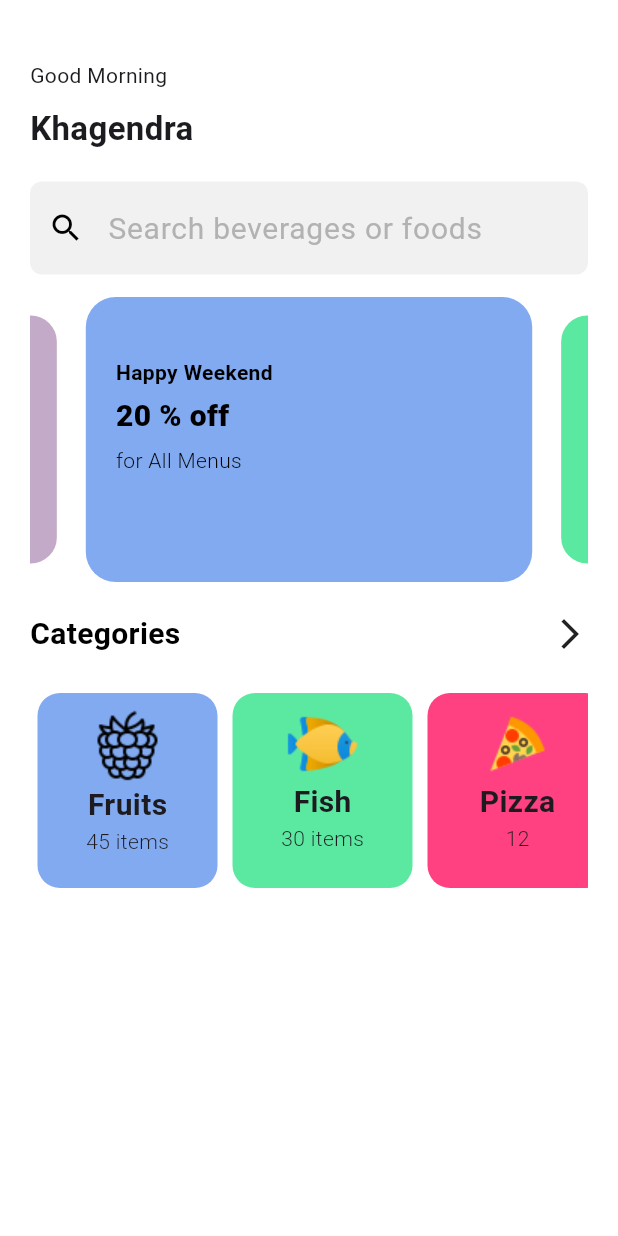
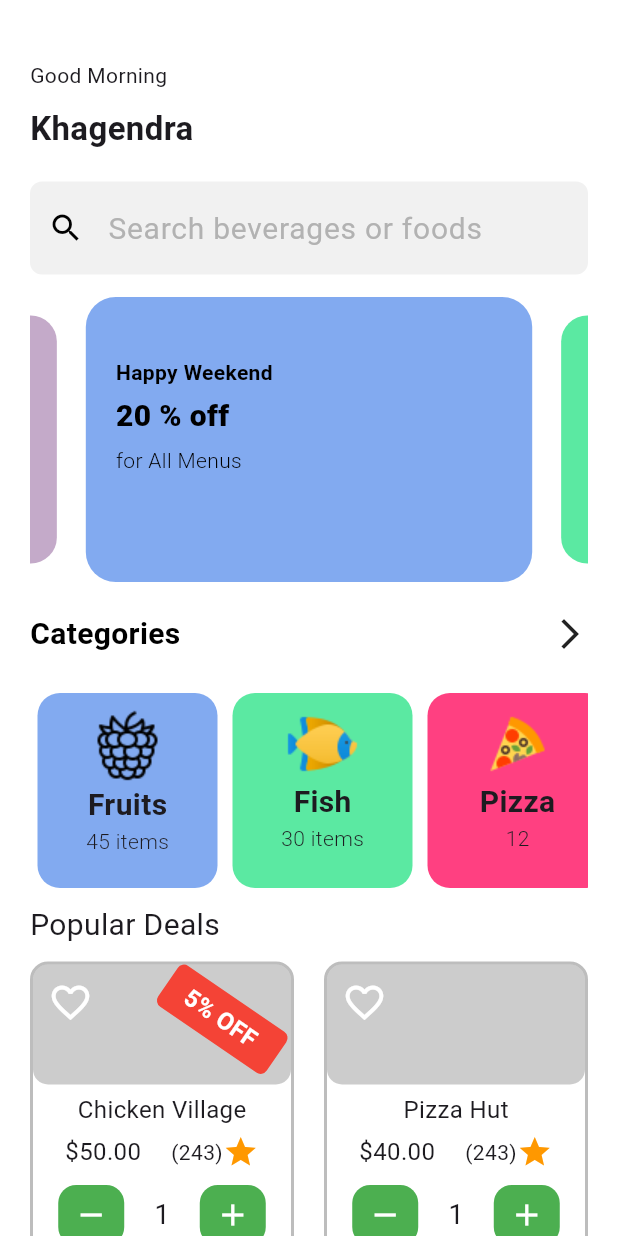
Before and after one commit to Nabin1-chand/Agro, a Flutter app: the HomeScreen screen opened directly, on a phone screen of 412 x 824 dp. Run offline on Flutter 3.47's test engine with Material 3 defaults, Android fonts, the phone set to English and light mode, and no system bars; drawn by our look-alikes of carousel_slider.

Commit message:
added added to cart functionlity on product

```diff
--- a/lib/main.dart
+++ b/lib/main.dart
@@ -1,8 +1,15 @@
+import 'package:agro_app/provider/card_provider.dart';
 import 'package:agro_app/screen/splash_screen.dart';
 import 'package:flutter/material.dart';
+import 'package:provider/provider.dart';
 
 void main() {
-  runApp(const MyApp());
+  runApp(
+    ChangeNotifierProvider(
+      create: (context) => CardProvider(),
+      child: MyApp(),
+    ),
+  );
 }
 
 class MyApp extends StatelessWidget {
--- /dev/null
+++ b/lib/provider/card_provider.dart
@@ -0,0 +1,16 @@
+import 'package:flutter/material.dart';
+
+class CardProvider with ChangeNotifier {
+  int quantity = 1;
+  void increment() {
+    quantity++;
+    notifyListeners();
+  }
+
+  void decrement() {
+    if (quantity > 1) {
+      quantity--;
+      notifyListeners();
+    }
+  }
+}
--- a/lib/screen/home_screen.dart
+++ b/lib/screen/home_screen.dart
@@ -2,6 +2,7 @@ import 'package:agro_app/constant/image_constant.dart';
 import 'package:agro_app/screen/pages/fish_screen.dart';
 import 'package:agro_app/screen/pages/fruit_screen.dart';
 import 'package:agro_app/screen/pages/pizza_screen.dart';
+import 'package:agro_app/screen/widget/product_widget.dart';
 import 'package:carousel_slider/carousel_slider.dart';
 import 'package:flutter/material.dart';
 
@@ -71,6 +72,14 @@ class HomeScreen extends StatelessWidget {
     const Color.fromARGB(255, 79, 177, 129),
     const Color.fromARGB(255, 196, 170, 201),
   ];
+
+  final List<Map<String, dynamic>> products = [
+    {'name': 'Chicken Village', 'price': 50.00, 'showDiscount': true},
+    {'name': 'Pizza Hut', 'price': 40.00, 'showDiscount': false},
+    {'name': 'Burger King', 'price': 35.00, 'showDiscount': true},
+    {'name': 'Sushi World', 'price': 60.00, 'showDiscount': false},
+    {'name': 'Taco Bell', 'price': 45.00, 'showDiscount': true},
+  ];
   @override
   Widget build(BuildContext context) {
     return Scaffold(
@@ -78,7 +87,8 @@ class HomeScreen extends StatelessWidget {
           toolbarHeight: 10,
           automaticallyImplyLeading: false,
           backgroundColor: Colors.white),
-      body: Padding(
+      body: SingleChildScrollView(
+        child: Padding(
           padding: const EdgeInsets.symmetric(horizontal: 20, vertical: 30),
           child: Column(
             crossAxisAlignment: CrossAxisAlignment.start,
@@ -148,7 +158,8 @@ class HomeScreen extends StatelessWidget {
                           Text(
                             contentList[index]['title'] ?? "Not title",
                             style: const TextStyle(
-                              color: Colors.black, fontWeight: FontWeight.w600),
+                                color: Colors.black,
+                                fontWeight: FontWeight.w600),
                           ),
                           const SizedBox(
                             height: 5,
@@ -164,9 +175,11 @@ class HomeScreen extends StatelessWidget {
                             height: 5,
                           ),
                           Text(
-                          contentList[index]['description'] ?? "No description",
+                            contentList[index]['description'] ??
+                                "No description",
                             style: const TextStyle(
-                              color: Colors.black, fontWeight: FontWeight.w300),
+                                color: Colors.black,
+                                fontWeight: FontWeight.w300),
                           ),
                         ],
                       ),
@@ -200,7 +213,8 @@ class HomeScreen extends StatelessWidget {
               SizedBox(
                 height: 150,
                 child: ListView.separated(
-                padding: EdgeInsets.symmetric(horizontal: 5, vertical: 10),
+                  padding:
+                      const EdgeInsets.symmetric(horizontal: 5, vertical: 10),
                   scrollDirection: Axis.horizontal,
                   shrinkWrap: true,
                   itemCount: categories.length,
@@ -215,7 +229,7 @@ class HomeScreen extends StatelessWidget {
                           );
                         } else {
                           ScaffoldMessenger.of(context).showSnackBar(
-                          SnackBar(content: Text('Page not available')),
+                            const SnackBar(content: Text('Page not available')),
                           );
                         }
                       },
@@ -253,8 +267,33 @@ class HomeScreen extends StatelessWidget {
                     );
                   },
                 ),
-            )
+              ),
+              const Text(
+                'Popular Deals',
+                style: TextStyle(fontSize: 20),
+              ),
+              SizedBox(
+                height: 10,
+              ),
+              GridView.builder(
+                shrinkWrap: true,
+                physics: NeverScrollableScrollPhysics(),
+                gridDelegate: SliverGridDelegateWithFixedCrossAxisCount(
+                    crossAxisCount: 2,
+                    crossAxisSpacing: 20,
+                    mainAxisSpacing: 30,
+                    childAspectRatio: 10 / 12),
+                itemCount: products.length,
+                itemBuilder: (context, index) {
+                  return ProductCard(
+                    name: products[index]['name']!,
+                    price: products[index]['price']!,
+                    showDiscount: products[index]['showDiscount']!,
+                  );
+                },
+              ),
             ],
+          ),
         ),
       ),
     );
--- a/lib/screen/pages/fish_screen.dart
+++ b/lib/screen/pages/fish_screen.dart
@@ -5,6 +5,6 @@ class FishScreen extends StatelessWidget {
 
   @override
   Widget build(BuildContext context) {
-    return const Placeholder();
+    return const Scaffold();
   }
 }
--- a/lib/screen/sign_in_screen.dart
+++ b/lib/screen/sign_in_screen.dart
@@ -91,7 +91,7 @@ class _SignInScreenState extends State<SignInScreen> {
                           icon: const Icon(Icons.person),
                           onChanged: (value) {},
                         ),
-                        SizedBox(
+                        const SizedBox(
                           height: 20,
                         ),
                         CustomTextField(
@@ -115,7 +115,7 @@ class _SignInScreenState extends State<SignInScreen> {
                             text: 'REGISTER',
                             onPressed: () {},
                             width: MediaQuery.of(context).size.width),
-                        SizedBox(
+                        const SizedBox(
                           height: 20,
                         ),
                         Row(children: [
@@ -127,28 +127,28 @@ class _SignInScreenState extends State<SignInScreen> {
                               });
                             },
                           ),
-                          Expanded(
+                          const Expanded(
                             child: Text(
                               "By tapping Sign Up your accept our terms and condition",
                               style: TextStyle(color: Colors.black38),
                             ),
                           ),
                         ]),
-                        SizedBox(
+                        const SizedBox(
                           height: 10,
                         ),
-                        Center(
+                        const Center(
                             child: Text(
                           "Already have account",
                           style: TextStyle(fontSize: 18, color: Colors.black26),
                         )),
-                        SizedBox(
+                        const SizedBox(
                           height: 30,
                         ),
                         CustomButton(
                             backGroundColor: Colors.white,
                             text: 'SIGN IN',
-                            textColor: Color.fromARGB(255, 27, 96, 199),
+                            textColor: const Color.fromARGB(255, 27, 96, 199),
                             onPressed: () {},
                             width: MediaQuery.of(context).size.width)
                       ],
--- /dev/null
+++ b/lib/screen/widget/product_widget.dart
@@ -0,0 +1,151 @@
+import 'package:agro_app/provider/card_provider.dart';
+import 'package:flutter/material.dart';
+import 'package:provider/provider.dart';
+
+class ProductCard extends StatelessWidget {
+  final String name;
+  final double price;
+  final bool showDiscount;
+
+  const ProductCard({
+    Key? key,
+    required this.name,
+    required this.price,
+    required this.showDiscount,
+  }) : super(key: key);
+
+  @override
+  Widget build(BuildContext context) {
+    return Consumer<CardProvider>(builder: (context, cardProvider, child) {
+      return Container(
+        decoration: BoxDecoration(
+          borderRadius: BorderRadius.circular(12),
+          border: Border.all(width: 2, color: Colors.black26),
+        ),
+        child: Column(
+          mainAxisSize: MainAxisSize.min,
+          children: [
+            Container(
+              width: double.infinity,
+              height: 80,
+              decoration: BoxDecoration(
+                color: Colors.black.withOpacity(0.2),
+                borderRadius: BorderRadius.circular(10),
+              ),
+              child: Stack(
+                children: [
+                  const Positioned(
+                    top: 10,
+                    left: 10,
+                    child: Icon(
+                      Icons.favorite_border_outlined,
+                      size: 30,
+                      color: Colors.white,
+                    ),
+                  ),
+                  if (showDiscount)
+                    Positioned(
+                      top: 20,
+                      right: 2,
+                      child: Transform.rotate(
+                        angle: 0.6,
+                        child: Container(
+                          width: MediaQuery.of(context).size.width / 4.7,
+                          padding: const EdgeInsets.symmetric(
+                              horizontal: 15, vertical: 5),
+                          decoration: BoxDecoration(
+                            color: Colors.red,
+                            borderRadius: BorderRadius.circular(5),
+                          ),
+                          child: const Text(
+                            "5% OFF",
+                            style: TextStyle(
+                              fontSize: 16,
+                              fontWeight: FontWeight.bold,
+                              color: Colors.white,
+                            ),
+                          ),
+                        ),
+                      ),
+                    ),
+                ],
+              ),
+            ),
+            const SizedBox(
+              height: 5,
+            ),
+            Text(
+              name,
+              style: const TextStyle(fontSize: 16),
+            ),
+            const SizedBox(
+              height: 5,
+            ),
+            Row(
+              mainAxisAlignment: MainAxisAlignment.start,
+              mainAxisSize: MainAxisSize.min,
+              children: [
+                Text(
+                  "\$${price.toStringAsFixed(2)}",
+                  style: const TextStyle(fontSize: 16),
+                ),
+                const SizedBox(width: 20),
+                const Text("(243)"),
+                const Icon(
+                  Icons.star,
+                  color: Colors.orange,
+                ),
+              ],
+            ),
+            const SizedBox(
+              height: 10,
+            ),
+            Row(
+              mainAxisSize: MainAxisSize.min,
+              children: [
+                Container(
+                  padding:
+                      const EdgeInsets.symmetric(horizontal: 10, vertical: 8),
+                  decoration: BoxDecoration(
+                      color: Colors.green,
+                      borderRadius: BorderRadius.circular(12)),
+                  child: GestureDetector(
+                    onTap: cardProvider.decrement,
+                    child: const Icon(
+                      Icons.remove,
+                      color: Colors.white,
+                    ),
+                  ),
+                ),
+                const SizedBox(
+                  width: 20,
+                ),
+                Text(
+                  '${cardProvider.quantity}',
+                  style: TextStyle(fontSize: 18),
+                ),
+                const SizedBox(
+                  width: 20,
+                ),
+                Container(
+                  padding:
+                      const EdgeInsets.symmetric(horizontal: 10, vertical: 8),
+                  decoration: BoxDecoration(
+                      color: Colors.green,
+                      borderRadius: BorderRadius.circular(12)),
+                  child: GestureDetector(
+                    onTap: cardProvider.increment,
+                    child: const Icon(
+                      Icons.add,
+                      color: Colors.white,
+                    ),
+                  ),
+                )
+              ],
+            ),
+          ],
+        ),
+      );
+    });
+  }
+}
--- a/pubspec.yaml
+++ b/pubspec.yaml
@@ -36,6 +36,7 @@ dependencies:
   # Use with the CupertinoIcons class for iOS style icons.
   cupertino_icons: ^1.0.8
   carousel_slider: ^5.0.0
+  provider: ^6.1.2
 
 dev_dependencies:
   flutter_test:
```
Also changed, not shown: pubspec.lock. Lines whose indentation alone changed are shown as unchanged.
